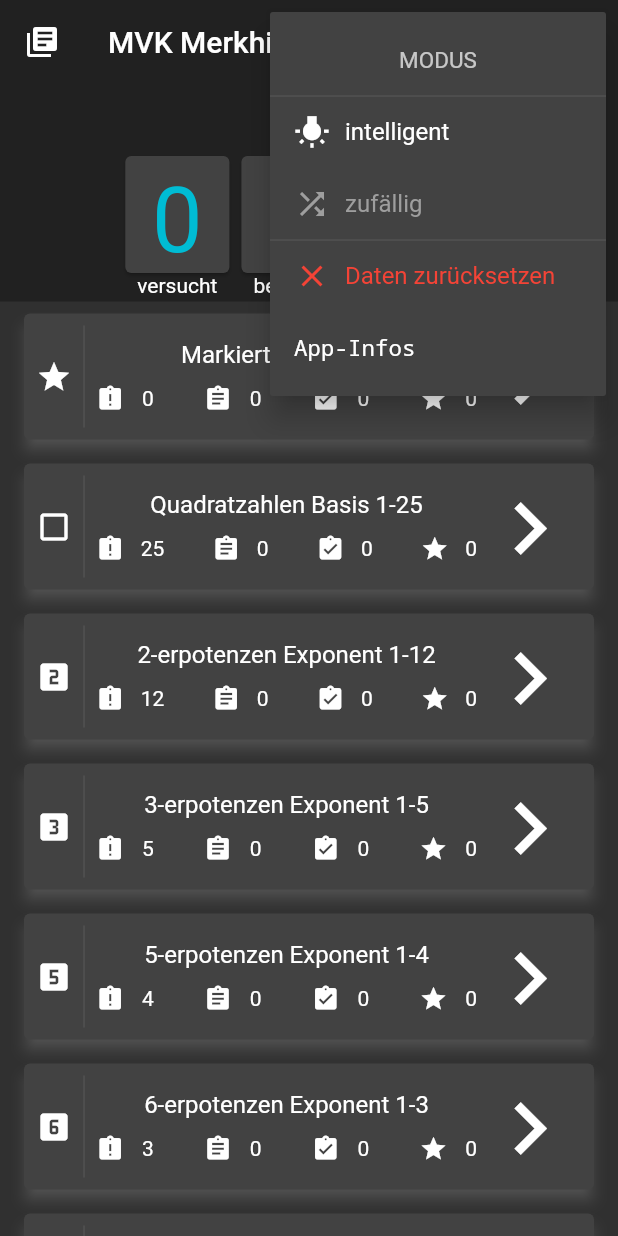
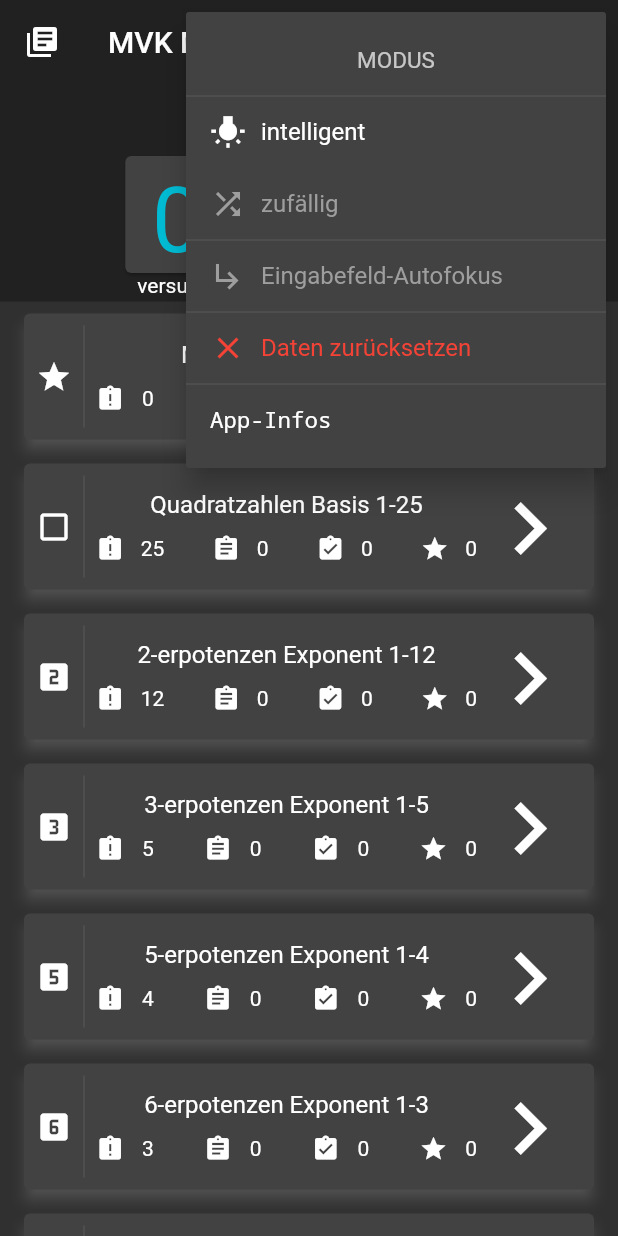
Before and after one commit to Trimarix/mvk_mnemonic, a Flutter app: the screen it shows after launch, after a tap on the "more vert" icon, on a phone screen of 412 x 824 dp. Run offline on Flutter 3.47's test engine with Material 2 defaults, Android fonts, the phone set to English and light mode, and no system bars; our stand-ins replace flutter_keyboard_visibility, package_info, webview_flutter; missing offline and left inert: flutter_tex.

```diff
--- a/lib/main.dart
+++ b/lib/main.dart
@@ -6,6 +6,7 @@ import 'package:mvk_mnemonic/data/sections.dart';
 import 'package:mvk_mnemonic/ui/home.dart';
 import 'package:mvk_mnemonic/helpers.dart';
 import 'package:flutter/material.dart';
+import 'package:mvk_mnemonic/updates.dart';
 import 'package:package_info/package_info.dart';
 import 'package:path_provider/path_provider.dart';
 
@@ -41,6 +42,7 @@ Map<String, dynamic> data;
 // true  => intelligent
 // false => random
 bool selectedMode;
+bool answerFieldAutoFocusActive;
 List<Section> sections;
 
 Section getSectionByID(int id, [returnNull = false]) {
@@ -90,14 +92,16 @@ List<Task> getFavoriteTasks() {
 loadData() async {
   if(dataFile.existsSync()) {
     data = jsonDecode(dataFile.readAsStringSync());
+    checkUpdate(packageInfo.version, data);
   } else {
-    data = initialData;
+    data = initialData();
   }
   processData();
 }
 
 processData() {
   selectedMode = data["selectedMode"];
+  answerFieldAutoFocusActive = data["answerFieldAutoFocus"];
   sections = (data["sections"] as List<dynamic>).convert((int i, serializedSection)
     => Section.deserialize(serializedSection));
 }
@@ -106,6 +110,7 @@ saveData() {
   if(BYPASS_SAVING)
     return;
   data["selectedMode"] = selectedMode;
+  data["answerFieldAutoFocus"] = answerFieldAutoFocusActive;
   data["sections"] = sections.convert((index, deserializedSection)
       => deserializedSection.serialize());
   dataFile.writeAsStringSync(jsonEncode(data));
@@ -113,7 +118,7 @@ saveData() {
 
 resetData() {
   print("resetting data...");
-  data = initialData;
+  data = initialData();
   processData();
 }
 
@@ -132,7 +137,8 @@ class MnemonicApp extends StatelessWidget {
 
 }
 
-final initialData = {
+Map<String, dynamic> initialData() {
+  var data = <String, dynamic>{
     "selectedMode": true,
     "sections": [
       getSquareNumbers(1, "Quadratzahlen Basis 1-25", "Gib das Ergebnis unten ein.", Icons.check_box_outline_blank, 2, 25, radixIsVariable: true),
@@ -251,6 +257,26 @@ final initialData = {
     ],
   };
 
+  applyConfigChanges("0.3.1", data);
+  applyConfigChanges("0.3.2", data);
+
+  return data;
+}
+
+final _configChangesByVersion = <String, Map<String, dynamic> Function(Map<String, dynamic>)>{
+  "0.3.1": (Map<String, dynamic> data) => data,
+  "0.3.2": (Map<String, dynamic> data) {
+    data["answerFieldAutoFocus"] = false;
+    return data;
+  },
+};
+
+Map<String, dynamic> applyConfigChanges(String newVersion, Map<String, dynamic> data) {
+  data = _configChangesByVersion[newVersion](data);
+  data["appVersion"] = newVersion;
+  return data;
+}
+
 getSquareNumbers(int id, String name, String description, IconData iconData,
     int radixOrExponent, int maxIncl, {int min = 0, bool radixIsVariable = false}
     ) => {
--- a/lib/ui/home.dart
+++ b/lib/ui/home.dart
@@ -21,6 +21,10 @@ class Home extends StatefulWidget {
 
 class HomeState extends State<Home> {
 
+  static const TYPE_ACTION = 101,
+               TYPE_SELECTED_MODE = 102,
+               TYPE_ANSWER_AUTOFOCUS = 103;
+
   static const ACTION_RESET_DATA = 1,
                ACTION_NO_NOTHING = -1,
                ACTION_SHOW_INFO = 2;
@@ -40,9 +44,14 @@ class HomeState extends State<Home> {
           snap: false,
           actions: <Widget>[
             PopupMenuButton(
-              onSelected: (mode) async {
-                if(mode is int) {
-                  switch(mode) {
+              onSelected: (info) async {
+                if(!(info is List)) {
+                  print("no valid info: $info");
+                  return;
+                }
+                int type = info[0];
+                if(type == TYPE_ACTION) {
+                  switch(info[1]) {
                     case ACTION_RESET_DATA: {
                       await _resetData();
                     } break;
@@ -52,10 +61,16 @@ class HomeState extends State<Home> {
                     case ACTION_NO_NOTHING: {
                     } break;
                   }
+                } else if(type == TYPE_SELECTED_MODE) {
+                  setState(() {
+                    selectedMode = info[1];
+                  });
+                } else if(type == TYPE_ANSWER_AUTOFOCUS) {
+                  setState(() {
+                    answerFieldAutoFocusActive = info[1];
+                  });
                 } else {
-                  setState(() {
-                    selectedMode = mode;
-                  });
+                  print("WARNING! No action specified: $info");
                 }
               },
               itemBuilder: (context) => <PopupMenuEntry>[
@@ -69,7 +84,7 @@ class HomeState extends State<Home> {
                   )),
                 ),
                 PopupMenuDivider(height: 0,),
-                PopupMenuItem<bool>(
+                PopupMenuItem(
                   child: Row(
                     children: <Widget>[
                       Padding(
@@ -87,9 +102,9 @@ class HomeState extends State<Home> {
                       ),
                     ],
                   ),
-                  value: true,
+                  value: [TYPE_SELECTED_MODE, true],
                 ),
-                PopupMenuItem<bool>(
+                PopupMenuItem(
                   child: Row(
                     children: <Widget>[
                       Padding(
@@ -107,8 +122,32 @@ class HomeState extends State<Home> {
                       ),
                     ],
                   ),
-                  value: false,
+                  value: [TYPE_SELECTED_MODE, false],
                 ),
+
+                PopupMenuDivider(height: 0,),
+
+                PopupMenuItem(
+                  child: Row(
+                    children: <Widget>[
+                      Padding(
+                        padding: EdgeInsets.only(right: 10),
+                        child: Icon(
+                          Icons.subdirectory_arrow_right,
+                          color: answerFieldAutoFocusActive ? Colors.white : Colors.grey
+                        ),
+                      ),
+                      Text(
+                        "Eingabefeld-Autofokus",
+                        style: Theme.of(context).textTheme.subtitle1.copyWith(
+                            color: answerFieldAutoFocusActive ? Colors.white : Colors.grey
+                        ),
+                      ),
+                    ],
+                  ),
+                  value: [TYPE_ANSWER_AUTOFOCUS, !answerFieldAutoFocusActive],
+                ),
+
                 PopupMenuDivider(height: 0,),
 
                 PopupMenuItem(
@@ -128,15 +167,17 @@ class HomeState extends State<Home> {
                       ),
                     ],
                   ),
-                  value: ACTION_RESET_DATA,
+                  value: [TYPE_ACTION, ACTION_RESET_DATA],
                 ),
+
+                PopupMenuDivider(height: 0,),
 
                 PopupMenuItem(
                   child: Text(
                     "App-Infos",
                     style: TextStyle(fontFamily: "Courier New", fontSize: 15),
                   ),
-                  value: ACTION_SHOW_INFO,
+                  value: [TYPE_ACTION, ACTION_SHOW_INFO],
                 ),
               ],
             ),
--- a/lib/ui/screens.dart
+++ b/lib/ui/screens.dart
@@ -205,6 +205,7 @@ class QuizScreenState extends State<QuizScreen> {
                 SizedBox(
                   width: 100,
                   child: TextField(
+                    autofocus: answerFieldAutoFocusActive,
                     readOnly: _answerShown,
                     textAlign: TextAlign.center,
                     keyboardType: TextInputType.number,
--- a/pubspec.yaml
+++ b/pubspec.yaml
@@ -15,7 +15,7 @@ publish_to: 'none' # Remove this line if you wish to publish to pub.dev
 # In iOS, build-name is used as CFBundleShortVersionString while build-number used as CFBundleVersion.
 # Read more about iOS versioning at
 # https://developer.apple.com/library/archive/documentation/General/Reference/InfoPlistKeyReference/Articles/CoreFoundationKeys.html
-version: 0.3.0+2
+version: 0.3.2+2
 
 environment:
   sdk: ">=2.7.0 <3.0.0"
```
Also changed, not shown: lib/updates.dart (added, +42 -0 lines). Lines whose indentation alone changed are shown as unchanged.
